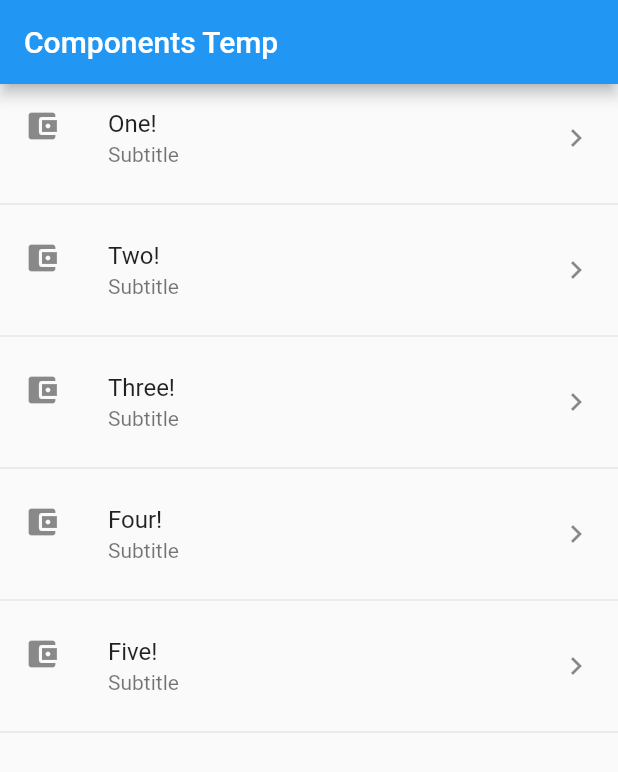
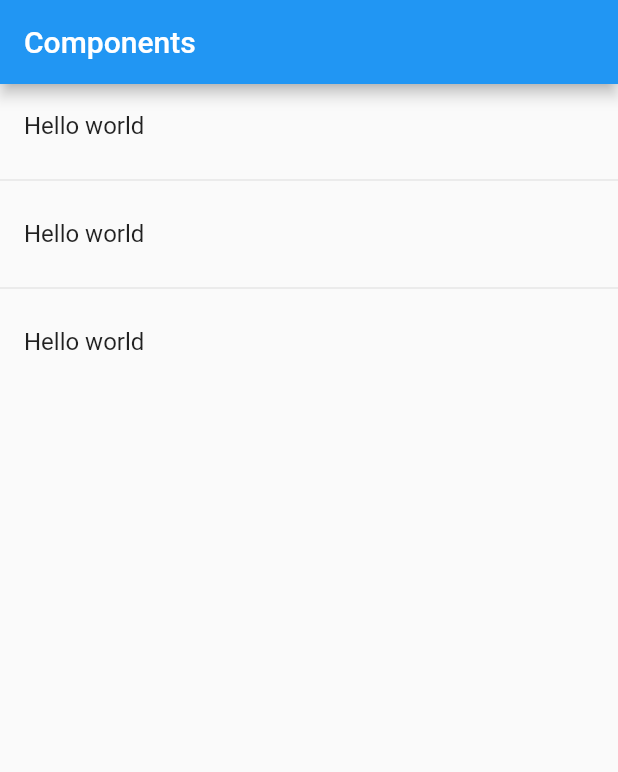
Before and after one commit to mikevillarruel/flutter-components, a Flutter app: the screen it shows after launch, on a phone screen of 412 x 824 dp. Shown: the top 772 px of the screen. Run offline on Flutter 3.47's test engine with Material 2 defaults, Android fonts, the phone set to English and light mode, and no system bars.

Commit message:
home page

```diff
--- a/lib/main.dart
+++ b/lib/main.dart
@@ -1,6 +1,6 @@
 import 'package:flutter/material.dart';
 
-import 'package:flutter_components/src/pages/home_temp.dart';
+import 'package:flutter_components/src/pages/home_page.dart';
 
 void main() => runApp(MyApp());
 
@@ -12,7 +12,7 @@ class MyApp extends StatelessWidget {
     return MaterialApp(
       title: 'Components App',
       debugShowCheckedModeBanner: false,
-      home: HomePageTemp(),
+      home: HomePage(),
     );
   }
 }
--- /dev/null
+++ b/lib/src/pages/home_page.dart
@@ -0,0 +1,33 @@
+import 'package:flutter/material.dart';
+
+class HomePage extends StatelessWidget {
+  const HomePage({Key? key}) : super(key: key);
+
+  @override
+  Widget build(BuildContext context) {
+    return Scaffold(
+      appBar: AppBar(
+        title: const Text('Components')
+      ),
+      body: _list(),
+
+    );
+
+  }
+
+  Widget _list() {
+    return ListView(
+      children: _listItems(),
+    );
+  }
+
+  List<Widget> _listItems() {
+    return const [
+      ListTile(title: Text('Hello world')),
+      Divider(),
+      ListTile(title: Text('Hello world')),
+      Divider(),
+      ListTile(title: Text('Hello world')),
+    ];
+  }
+}
```
